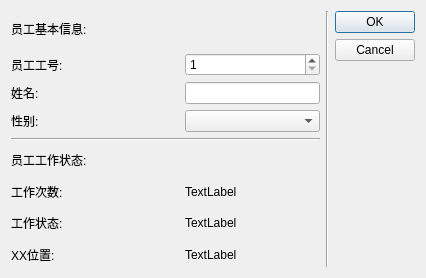
This is ui_updatestaffdialog.ui in NicholasTD07/staffManagement as Qt 5 draws it before an edit. The edited form follows.
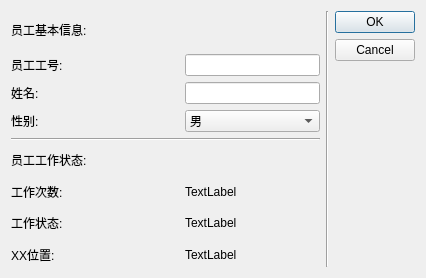
This is the edited form.

Patch:
```diff
--- a/ui_updatestaffdialog.ui
+++ b/ui_updatestaffdialog.ui
@@ -38,13 +38,6 @@
          </property>
         </widget>
        </item>
-       <item row="1" column="1">
-        <widget class="QSpinBox" name="IdSpinBox">
-         <property name="minimum">
-          <number>1</number>
-         </property>
-        </widget>
-       </item>
        <item row="2" column="0">
         <widget class="QLabel" name="label_2">
          <property name="text">
@@ -63,7 +56,21 @@
         </widget>
        </item>
        <item row="3" column="1">
-        <widget class="QComboBox" name="genderComboBox"/>
+        <widget class="QComboBox" name="genderComboBox">
+         <item>
+          <property name="text">
+           <string>男</string>
+          </property>
+         </item>
+         <item>
+          <property name="text">
+           <string>女</string>
+          </property>
+         </item>
+        </widget>
+       </item>
+       <item row="1" column="1">
+        <widget class="QLineEdit" name="IdLineEdit"/>
        </item>
       </layout>
      </item>
```
Left out of the diff: 2 changed lines with no effect on the pictures.
